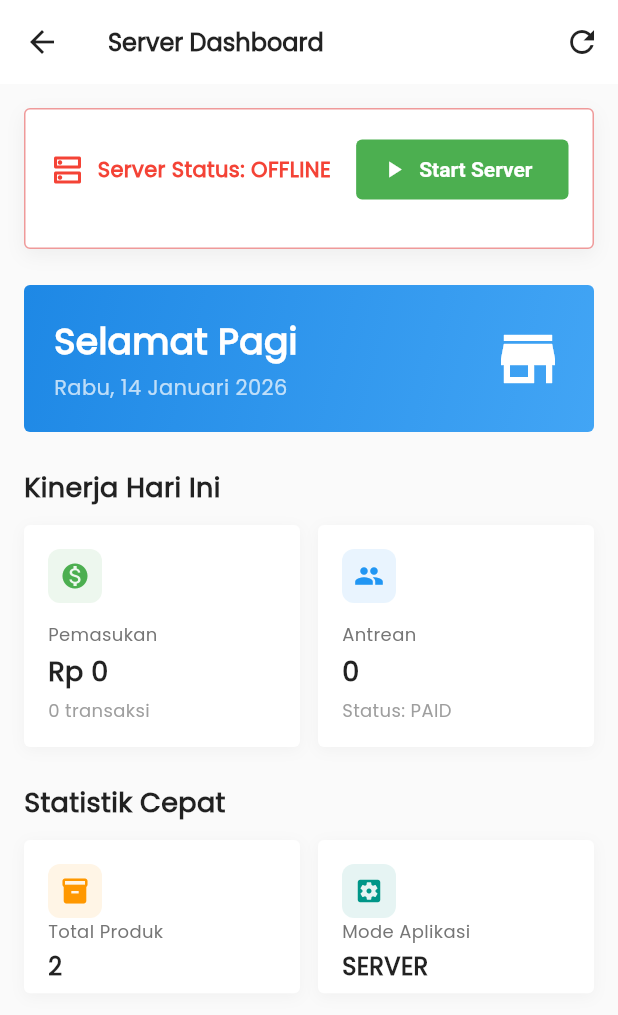
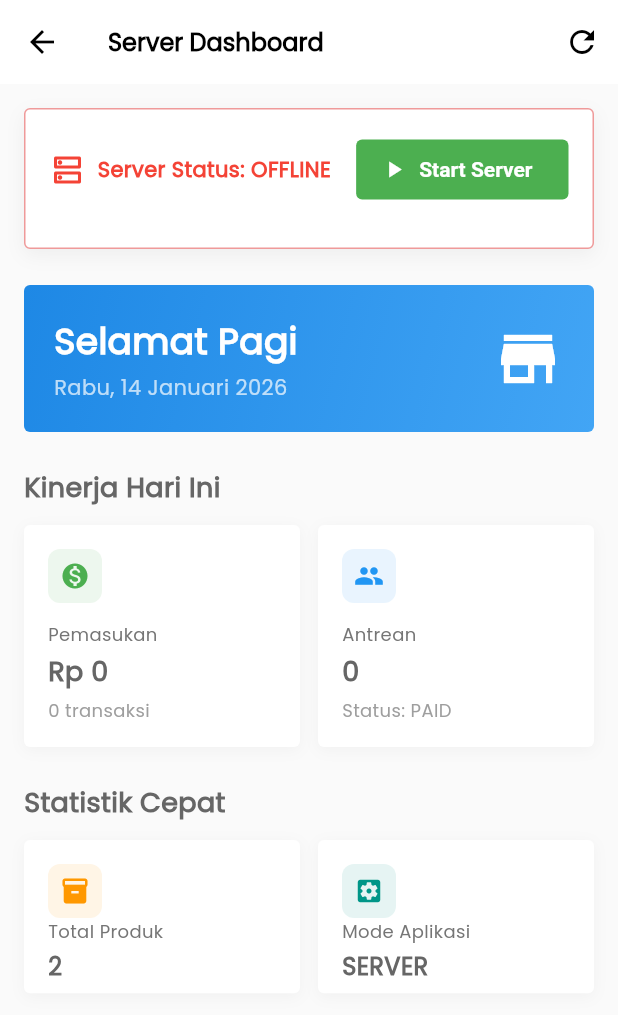
Before and after one commit to Andndre/kasir_luminara_photobooth, a Flutter app: the HomePage screen opened directly, on a phone screen of 412 x 824 dp. Shown: the top 1015 px of the screen. Run offline on Flutter 3.47's test engine with Material 3 defaults, Android fonts, the phone set to English and light mode, and no system bars; our stand-ins replace bloc, equatable, flutter_bloc, package_info_plus, qr_flutter, shared_preferences and 2 more; missing offline and left inert: alfred, esc_pos_utils, mobile_scanner, network_info_plus, print_bluetooth_thermal, shorebird_code_push; accounts and stored records are empty.

Commit message:
UI/UX: Completed Full Dark Mode implementation across all pages and components

```diff
--- a/lib/features/home/pages/home/page.dart
+++ b/lib/features/home/pages/home/page.dart
@@ -31,14 +31,15 @@ class _HomePageState extends State<HomePage> {
   @override
   Widget build(BuildContext context) {
     final mode = context.read<AppMode>();
+    final theme = Theme.of(context);
 
     return Scaffold(
-      backgroundColor: Colors.grey[50],
+      backgroundColor: theme.scaffoldBackgroundColor,
       appBar: AppBar(
         title: Text(mode == AppMode.server ? 'Server Dashboard' : 'Verifier Dashboard'),
-        backgroundColor: Colors.white,
+        backgroundColor: theme.appBarTheme.backgroundColor,
         elevation: 0,
-        foregroundColor: Colors.black87,
+        foregroundColor: theme.appBarTheme.foregroundColor,
         actions: [
           IconButton(
             icon: const Icon(Icons.refresh),
@@ -229,10 +230,10 @@ class _HomePageState extends State<HomePage> {
   Widget _buildSectionHeader(String title) {
     return Text(
       title,
-      style: const TextStyle(
+      style: TextStyle(
         fontSize: 18,
         fontWeight: FontWeight.bold,
-        color: Colors.black87,
+        color: Theme.of(context).textTheme.titleLarge?.color,
       ),
     );
   }
@@ -289,7 +290,7 @@ class _HomePageState extends State<HomePage> {
             style: TextStyle(
               fontSize: isLarge ? 24 : 18,
               fontWeight: FontWeight.bold,
-              color: Colors.black87,
+              color: Theme.of(context).textTheme.headlineMedium?.color,
             ),
           ),
           if (subtitle != null) ...[
@@ -350,10 +351,10 @@ class _HomePageState extends State<HomePage> {
             const SizedBox(height: 4),
             Text(
               value,
-              style: const TextStyle(
+              style: TextStyle(
                 fontSize: 16,
                 fontWeight: FontWeight.bold,
-                color: Colors.black87,
+                color: Theme.of(context).textTheme.titleLarge?.color,
               ),
             ),
           ],
--- a/lib/features/home/pages/main/main.dart
+++ b/lib/features/home/pages/main/main.dart
@@ -48,6 +48,7 @@ class MainPage extends StatelessWidget {
             children: [
               if (isDesktop)
                 NavigationRail(
+                  backgroundColor: Theme.of(context).scaffoldBackgroundColor,
                   selectedIndex: safeIndex,
                   onDestinationSelected: (i) =>
                       context.read<BottomNavBloc>().add(TapBottomNavEvent(i)),
--- a/lib/features/kasir/pages/kasir.dart
+++ b/lib/features/kasir/pages/kasir.dart
@@ -38,8 +38,10 @@ class _KasirState extends State<Kasir> {
   Widget build(BuildContext context) {
     final size = MediaQuery.of(context).size;
     final isDesktop = size.width > 900;
+    final theme = Theme.of(context);
 
     return Scaffold(
+      backgroundColor: theme.scaffoldBackgroundColor,
       appBar: AppBar(title: const Text('Transaksi Photobooth')),
       body: _isLoading
           ? const Center(child: CircularProgressIndicator())
--- a/lib/features/mode_selection/mode_selection_page.dart
+++ b/lib/features/mode_selection/mode_selection_page.dart
@@ -10,6 +10,7 @@ class ModeSelectionPage extends StatelessWidget {
   @override
   Widget build(BuildContext context) {
     return Scaffold(
+      backgroundColor: Theme.of(context).scaffoldBackgroundColor,
       body: Center(
         child: Padding(
           padding: const EdgeInsets.all(32.0),
```
Also changed, not shown: lib/features/product/pages/index/page.dart (+4 -3 lines), lib/features/settings/pages/index/page.dart (+8 -2 lines), lib/features/transaction/pages/index/page.dart (+4 -3 lines).
